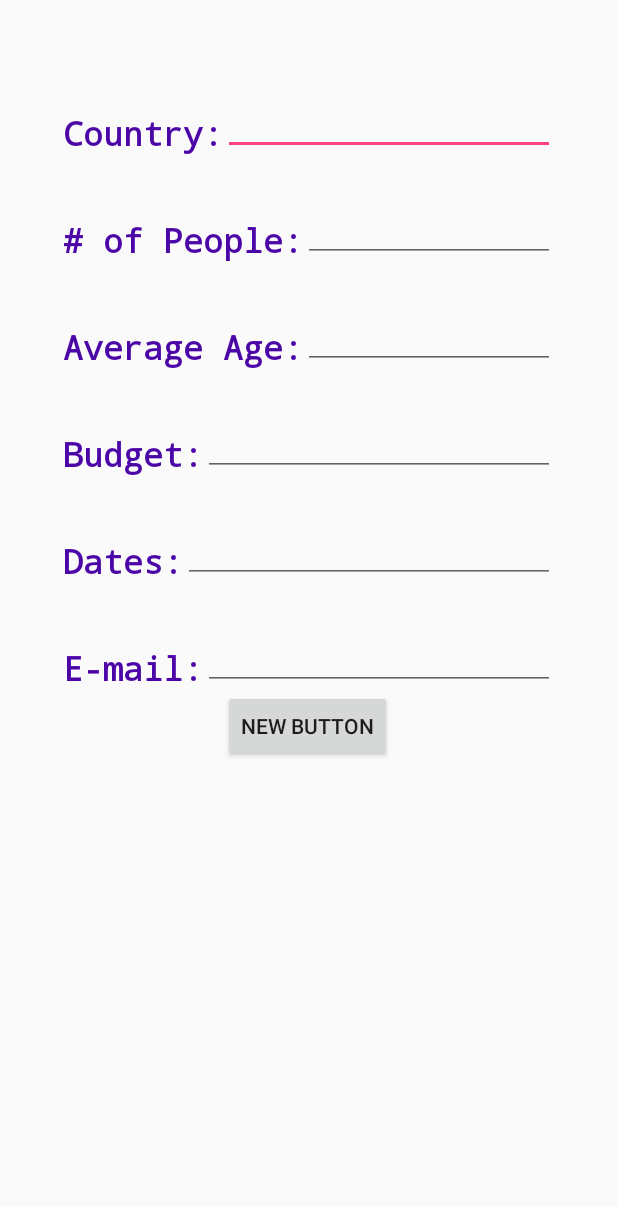
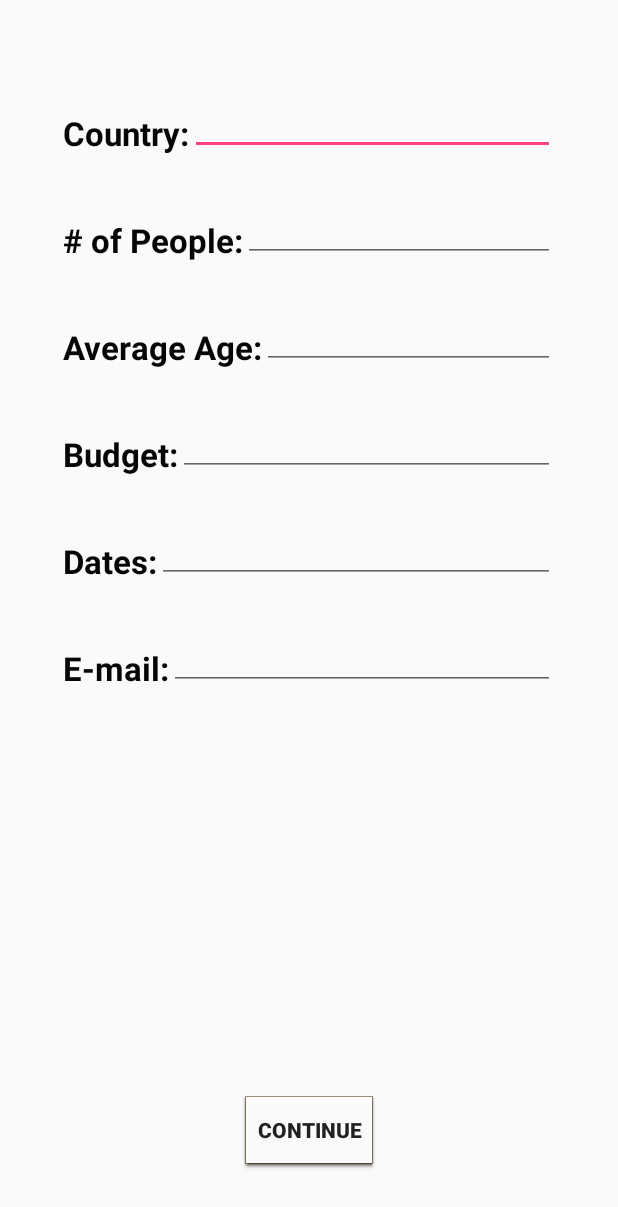
Before and after one commit to royjacobson/hermes, an Android app: the layout activity_search.xml on its own in the app's theme, with its tools: preview values and no code run, on a phone screen of 412 x 824 dp. Shown: the top 1207 px of the screen. Run offline under Robolectric (Android 15) with nearby library versions, the light colour scheme and no system bars.

Commit message:
phase three
small changes

```diff
--- a/HermesAPK/app/src/main/res/layout/activity_search.xml
+++ b/HermesAPK/app/src/main/res/layout/activity_search.xml
@@ -18,8 +18,8 @@
         android:layout_marginTop="74dp"
         android:textStyle="bold"
         android:elegantTextHeight="true"
-        android:typeface="monospace"
-        android:textColor="#4c06a7" />
+        android:typeface="normal"
+        android:textColor="#070708" />
 
     <EditText
         android:layout_width="wrap_content"
@@ -44,8 +44,8 @@
         android:layout_below="@+id/editText"
         android:layout_alignLeft="@+id/textView"
         android:layout_alignStart="@+id/textView"
-        android:typeface="monospace"
-        android:textColor="#FF4C06A7" />
+        android:typeface="normal"
+        android:textColor="#060606" />
 
     <TextView
         android:layout_width="wrap_content"
@@ -59,8 +59,8 @@
         android:layout_below="@+id/textView2"
         android:layout_alignLeft="@+id/textView2"
         android:layout_alignStart="@+id/textView2"
-        android:typeface="monospace"
-        android:textColor="#FF4C06A7" />
+        android:typeface="normal"
+        android:textColor="#060606" />
 
     <TextView
         android:layout_width="wrap_content"
@@ -74,8 +74,8 @@
         android:layout_alignStart="@+id/textView3"
         android:elegantTextHeight="true"
         android:textStyle="bold"
-        android:typeface="monospace"
-        android:textColor="#FF4C06A7" />
+        android:typeface="normal"
+        android:textColor="#060606" />
 
     <TextView
         android:layout_width="wrap_content"
@@ -89,8 +89,9 @@
         android:layout_alignStart="@+id/textView4"
         android:textStyle="bold"
         android:elegantTextHeight="true"
-        android:typeface="monospace"
-        android:textColor="#FF4C06A7" />
+        android:typeface="normal"
+        android:textColor="#FF060606"
+        android:visibility="visible" />
 
     <TextView
         android:layout_width="wrap_content"
@@ -104,8 +105,8 @@
         android:layout_marginTop="42dp"
         android:elegantTextHeight="true"
         android:textStyle="bold"
-        android:typeface="monospace"
-        android:textColor="#FF4C06A7" />
+        android:typeface="normal"
+        android:textColor="#FF060606" />
 
     <EditText
         android:layout_width="wrap_content"
@@ -160,11 +161,13 @@
     <Button
         android:layout_width="wrap_content"
         android:layout_height="wrap_content"
-        android:text="New Button"
+        android:text="Continue"
         android:id="@+id/button"
-        android:layout_marginBottom="40dp"
-        android:layout_marginTop="460dp"
-        android:layout_toRightOf="@+id/textView"
-        android:layout_toEndOf="@+id/textView" />
+        android:textStyle="bold"
+        android:clickable="true"
+        android:layout_marginBottom="45dp"
+        android:background="@android:drawable/editbox_dropdown_light_frame"
+        android:layout_alignParentBottom="true"
+        android:layout_centerHorizontal="true" />
 
 </RelativeLayout>
```
Also changed, not shown: HermesAPK/app/src/main/res/layout/content_main.xml (+18 -11 lines).
